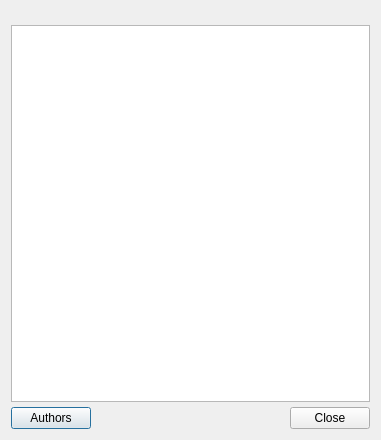
First picture: the form in src/lib/other/aboutdialog.ui, repository QupZilla/qupzilla, before the edit.
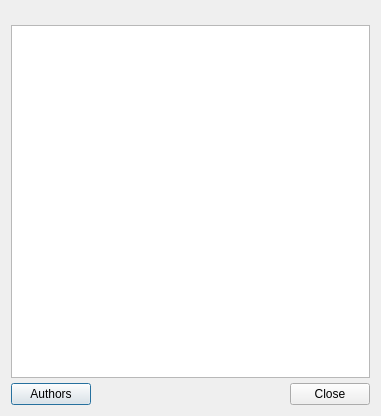
Second picture: the form after the edit. Icons and pictures are not drawn.

```diff
--- a/src/lib/other/aboutdialog.ui
+++ b/src/lib/other/aboutdialog.ui
@@ -7,7 +7,7 @@
     <x>0</x>
     <y>0</y>
     <width>381</width>
-    <height>440</height>
+    <height>416</height>
    </rect>
   </property>
   <property name="windowTitle">
```
